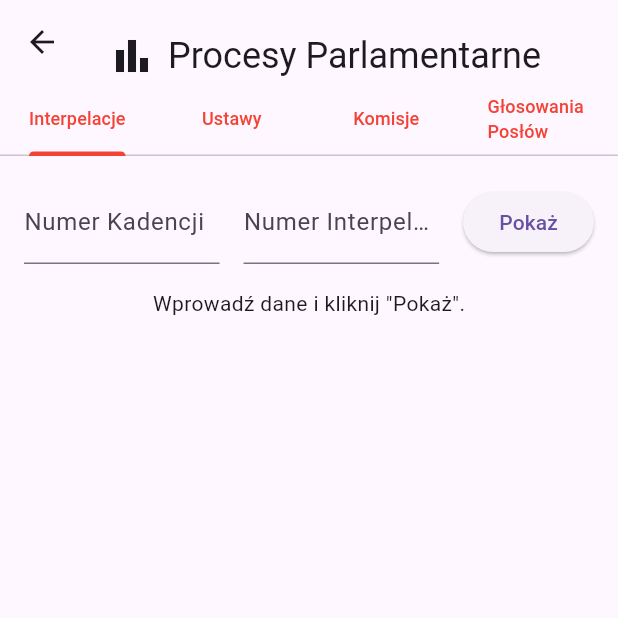
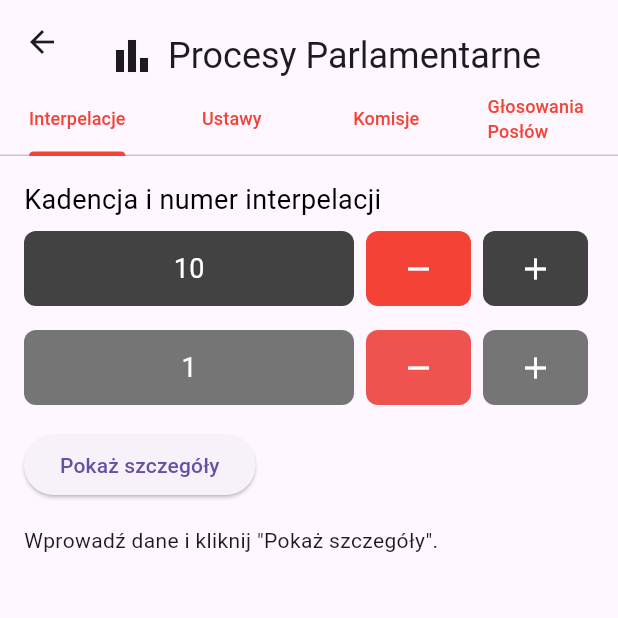
Before and after one commit to kingbrucelee/popis_mobilna_apka, a Flutter app: the View2 screen opened by its route, on a phone screen of 412 x 824 dp, the top half of it. Run offline on Flutter 3.47's test engine with Material 3 defaults, Android fonts, the phone set to English and light mode, and no system bars; our stand-ins replace fl_chart; network calls fail.

Commit message:
Interpelacje poprawione

```diff
--- a/lib/views/Procesy_Parlamentarne.dart
+++ b/lib/views/Procesy_Parlamentarne.dart
@@ -362,47 +362,143 @@ class _View2State extends State<View2> with SingleTickerProviderStateMixin {
   Widget _buildInterpelationTab() {
     return Padding(
       padding: const EdgeInsets.all(16.0),
+      child: SingleChildScrollView(
         child: Column(
+          crossAxisAlignment: CrossAxisAlignment.start,
           children: [
+            Text('Kadencja i numer interpelacji',
+                style: TextStyle(fontSize: 18, color: Colors.black)),
+            SizedBox(height: 8),
             Row(
+              mainAxisAlignment: MainAxisAlignment.start,
               children: [
-              Expanded(
-                child: TextField(
-                  decoration: InputDecoration(labelText: 'Numer Kadencji'),
-                  keyboardType: TextInputType.number,
-                  onChanged: (value) {
+                Container(
+                  width: 220,
+                  height: 50,
+                  alignment: Alignment.center,
+                  decoration: BoxDecoration(
+                    color: Colors.grey[800],
+                    borderRadius: BorderRadius.circular(8),
+                  ),
+                  child: Text(
+                    '$_selectedTerm',
+                    style: const TextStyle(
+                      fontSize: 18,
+                      color: Colors.white,
+                    ),
+                  ),
+                ),
+                const SizedBox(width: 8),
+                InkWell(
+                  onTap: () {
                     setState(() {
-                      _selectedTerm = int.tryParse(value) ?? 10;
+                      _selectedTerm = _selectedTerm > 1 ? _selectedTerm - 1 : 1;
                     });
                   },
+                  child: Container(
+                    width: 70,
+                    height: 50,
+                    alignment: Alignment.center,
+                    decoration: BoxDecoration(
+                      color: Colors.red,
+                      borderRadius: BorderRadius.circular(8),
+                    ),
+                    child: Icon(Icons.remove, color: Colors.white),
                   ),
                 ),
-              SizedBox(width: 16),
-              Expanded(
-                child: TextField(
-                  decoration: InputDecoration(labelText: 'Numer Interpelacji'),
-                  keyboardType: TextInputType.number,
-                  onChanged: (value) {
+                const SizedBox(width: 8),
+                InkWell(
+                  onTap: () {
                     setState(() {
-                      _selectedInterpelation = int.tryParse(value) ?? 1;
+                      _selectedTerm++;
                     });
                   },
+                  child: Container(
+                    width: 70,
+                    height: 50,
+                    alignment: Alignment.center,
+                    decoration: BoxDecoration(
+                      color: Colors.grey[800],
+                      borderRadius: BorderRadius.circular(8),
+                    ),
+                    child: Icon(Icons.add, color: Colors.white),
                   ),
                 ),
-              SizedBox(width: 16),
+              ],
+            ),
+            SizedBox(height: 16),
+            Row(
+              mainAxisAlignment: MainAxisAlignment.start,
+              children: [
+                Container(
+                  width: 220,
+                  height: 50,
+                  alignment: Alignment.center,
+                  decoration: BoxDecoration(
+                    color: Colors.grey[600],
+                    borderRadius: BorderRadius.circular(8),
+                  ),
+                  child: Text(
+                    '$_selectedInterpelation',
+                    style: const TextStyle(
+                      fontSize: 18,
+                      color: Colors.white,
+                    ),
+                  ),
+                ),
+                const SizedBox(width: 8),
+                InkWell(
+                  onTap: () {
+                    setState(() {
+                      _selectedInterpelation = _selectedInterpelation > 1
+                          ? _selectedInterpelation - 1
+                          : 1;
+                    });
+                  },
+                  child: Container(
+                    width: 70,
+                    height: 50,
+                    alignment: Alignment.center,
+                    decoration: BoxDecoration(
+                      color: Colors.red[400],
+                      borderRadius: BorderRadius.circular(8),
+                    ),
+                    child: Icon(Icons.remove, color: Colors.white),
+                  ),
+                ),
+                const SizedBox(width: 8),
+                InkWell(
+                  onTap: () {
+                    setState(() {
+                      _selectedInterpelation++;
+                    });
+                  },
+                  child: Container(
+                    width: 70,
+                    height: 50,
+                    alignment: Alignment.center,
+                    decoration: BoxDecoration(
+                      color: Colors.grey[600],
+                      borderRadius: BorderRadius.circular(8),
+                    ),
+                    child: Icon(Icons.add, color: Colors.white),
+                  ),
+                ),
+              ],
+            ),
+            SizedBox(height: 16),
             ElevatedButton(
               onPressed: fetchInterpelationDetails,
-                child: Text('Pokaż'),
-              ),
-            ],
+              child: Text('Pokaż szczegóły'),
             ),
             SizedBox(height: 16),
             _isLoading
                 ? CircularProgressIndicator()
                 : _interpelationDetails == null
-                  ? Text('Wprowadź dane i kliknij "Pokaż".')
+                    ? Text('Wprowadź dane i kliknij "Pokaż szczegóły".')
                     : _buildInterpelationDetails(),
           ],
+        ),
       ),
     );
   }
@@ -438,16 +534,12 @@ class _View2State extends State<View2> with SingleTickerProviderStateMixin {
         child: Column(
           crossAxisAlignment: CrossAxisAlignment.start,
           children: [
-            // Tytuł: "Kadencja sejmu"
             Text('Kadencja sejmu',
                 style: TextStyle(fontSize: 18, color: Colors.black)),
             const SizedBox(height: 8),
-
-            // Wiersz: [liczba (czarne tło), minus (czerwone tło), plus (czarne tło)]
             Row(
               mainAxisAlignment: MainAxisAlignment.start,
               children: [
-                // Wyświetlenie bieżącej kadencji w czarnym polu
                 Container(
                   width: 220,
                   height: 50,
@@ -465,13 +557,11 @@ class _View2State extends State<View2> with SingleTickerProviderStateMixin {
                   ),
                 ),
                 const SizedBox(width: 8),
-
-                // Przycisk "-"
                 InkWell(
                   onTap: () {
-                    // Po zmianie numeru kadencji wywołujemy fetchCommittees().
                     setState(() {
                       _selectedTerm = _selectedTerm > 1 ? _selectedTerm - 1 : 1;
+                      _selectedCommittee = null; // Resetowanie wybranej komisji
                     });
                     fetchCommittees();
                   },
@@ -487,13 +577,11 @@ class _View2State extends State<View2> with SingleTickerProviderStateMixin {
                   ),
                 ),
                 const SizedBox(width: 8),
-
-                // Przycisk "+"
                 InkWell(
                   onTap: () {
-                    // Po zmianie numeru kadencji wywołujemy fetchCommittees().
                     setState(() {
                       _selectedTerm++;
+                      _selectedCommittee = null; // Resetowanie wybranej komisji
                     });
                     fetchCommittees();
                   },
@@ -511,14 +599,10 @@ class _View2State extends State<View2> with SingleTickerProviderStateMixin {
               ],
             ),
             const SizedBox(height: 16),
-
-            // Tytuł sekcji z komisjami
             const Text(
               'Komisja, której statystyki cię interesują',
             ),
             const SizedBox(height: 8),
-
-            // Lista rozwijana lub komunikaty
             _isLoading
                 ? const Center(child: CircularProgressIndicator())
                 : _committees.isEmpty
@@ -543,14 +627,6 @@ class _View2State extends State<View2> with SingleTickerProviderStateMixin {
                         },
                       ),
             const SizedBox(height: 16),
-
-            // Usuwamy przycisk 'Pobierz komisje', bo wszystko dzieje się automatycznie
-            // ElevatedButton(
-            //   onPressed: fetchCommittees,
-            //   child: const Text('Pobierz komisje'),
-            // ),
-
-            // Szczegóły wybranej komisji
             _committeeDetails == null
                 ? const Text('')
                 : _buildCommitteeDetails(),
```
Lines whose indentation alone changed are shown as unchanged.
